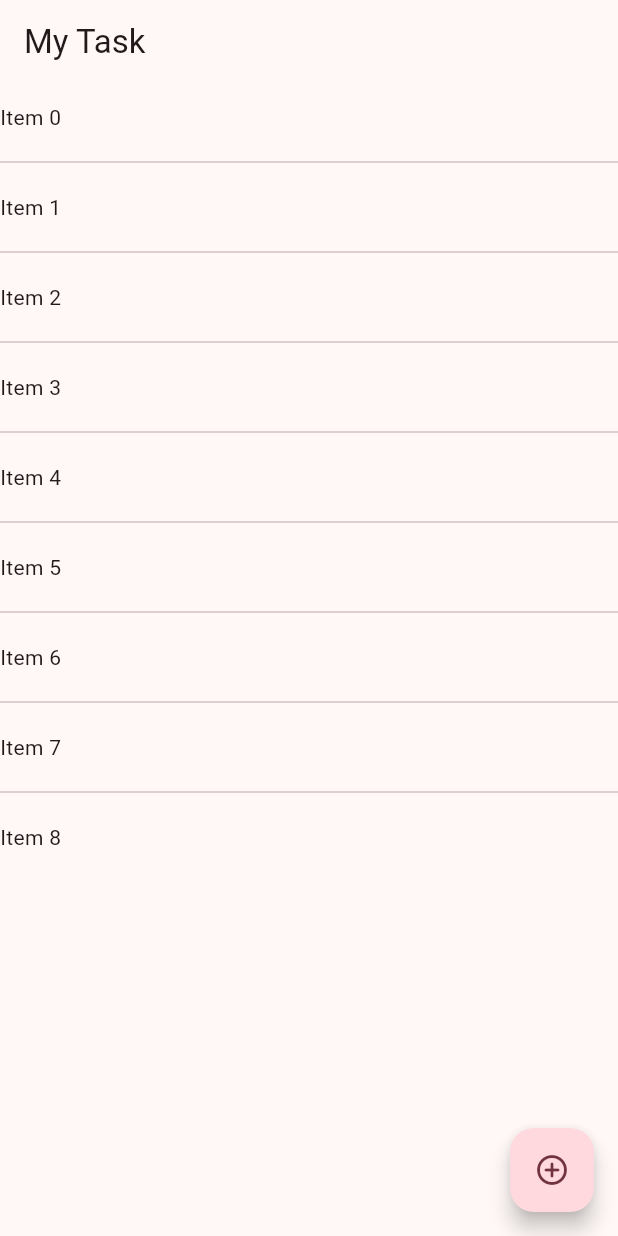
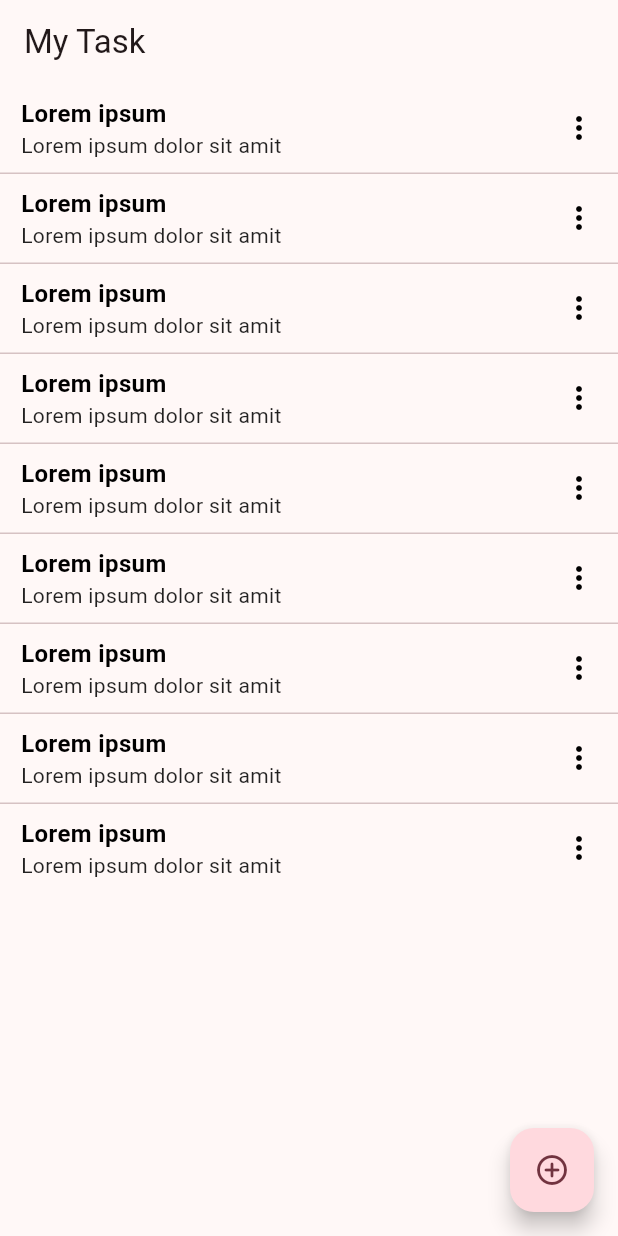
Before and after one commit to yoesuv/Flutter-Note-DB, a Flutter app: the screen it shows after launch, on a phone screen of 412 x 824 dp. Run offline on Flutter 3.47's test engine with Material 3 defaults, Android fonts, the phone set to English and light mode, and no system bars.

Commit message:
:newspaper: widget item note

```diff
--- a/lib/src/ui/screens/home_screen.dart
+++ b/lib/src/ui/screens/home_screen.dart
@@ -1,4 +1,5 @@
 import 'package:flutter/material.dart';
+import 'package:flutter_note/src/ui/widgets/item_note.dart';
 
 class HomeScreen extends StatelessWidget {
   static const routeName = "home-screen";
@@ -13,14 +14,9 @@ class HomeScreen extends StatelessWidget {
       body: SafeArea(
         child: ListView.separated(
           itemBuilder: (context, index) {
-            return Padding(
-              padding: const EdgeInsets.symmetric(
-                vertical: 12,
-              ),
-              child: Text("Item $index"),
-            );
+            return ItemNote();
           },
-          separatorBuilder: (context, index) => const Divider(),
+          separatorBuilder: (context, index) => const Divider(height: 1),
           itemCount: 9,
         ),
       ),
--- /dev/null
+++ b/lib/src/ui/widgets/item_note.dart
@@ -0,0 +1,59 @@
+import 'package:flutter/material.dart';
+
+class ItemNote extends StatelessWidget {
+  const ItemNote({super.key});
+
+  @override
+  Widget build(BuildContext context) {
+    return Padding(
+      padding: const EdgeInsets.symmetric(
+        vertical: 8,
+        horizontal: 14,
+      ),
+      child: Row(
+        mainAxisSize: MainAxisSize.max,
+        children: [
+          Expanded(
+            child: Column(
+              mainAxisSize: MainAxisSize.min,
+              crossAxisAlignment: CrossAxisAlignment.start,
+              children: [
+                _title(),
+                _content(),
+              ],
+            ),
+          ),
+          InkWell(
+            onTap: () {},
+            child: Icon(
+              Icons.more_vert,
+              color: Colors.black,
+            ),
+          ),
+        ],
+      ),
+    );
+  }
+
+  Widget _title() {
+    return Text(
+      "Lorem ipsum",
+      style: TextStyle(
+        color: Colors.black,
+        fontSize: 16,
+        fontWeight: FontWeight.bold,
+      ),
+    );
+  }
+
+  Widget _content() {
+    return Text(
+      "Lorem ipsum dolor sit amit",
+      style: TextStyle(
+        color: Colors.black87,
+        fontSize: 14,
+        fontWeight: FontWeight.normal,
+      ),
+    );
+  }
+}
```
